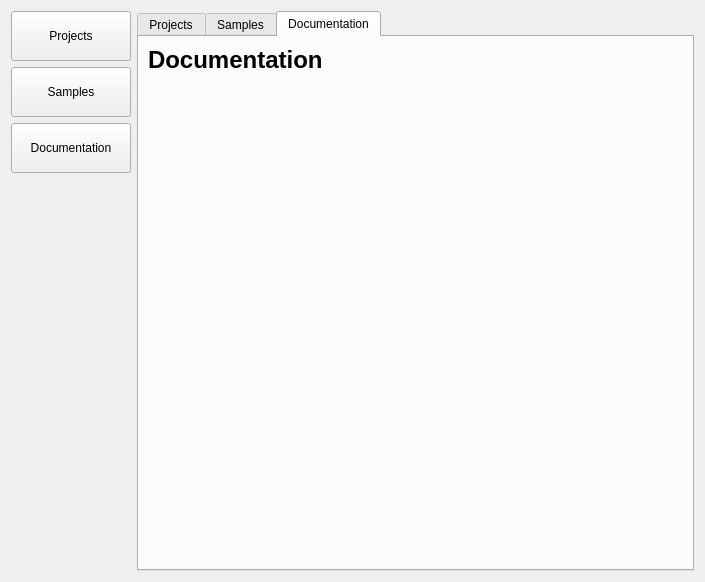
This is Code/Editor/EditorFramework/Dialogs/DashboardDlg.ui in ezEngine/ezEngine as Qt 5 draws it before an edit. The edited form follows.
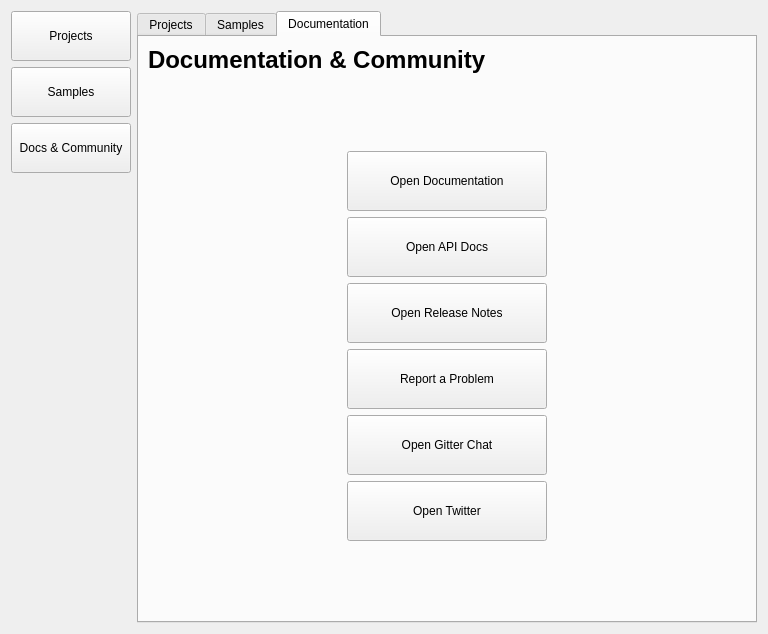
This is the edited form. The open tabs and pages were chosen to show the change. Icons and pictures are not drawn.

What changed in the file:
```diff
--- a/Code/Editor/EditorFramework/Dialogs/DashboardDlg.ui
+++ b/Code/Editor/EditorFramework/Dialogs/DashboardDlg.ui
@@ -6,8 +6,8 @@
    <rect>
     <x>0</x>
     <y>0</y>
-    <width>705</width>
-    <height>582</height>
+    <width>768</width>
+    <height>634</height>
    </rect>
   </property>
   <property name="windowTitle">
@@ -73,7 +73,7 @@
         </size>
        </property>
        <property name="text">
-        <string>Documentation</string>
+        <string>Docs &amp;&amp; Community</string>
        </property>
        <property name="checkable">
         <bool>true</bool>
@@ -308,26 +308,151 @@
       <attribute name="title">
        <string>Documentation</string>
       </attribute>
-      <layout class="QVBoxLayout" name="verticalLayout_4">
+      <layout class="QVBoxLayout" name="verticalLayout_6">
        <item>
         <widget class="QLabel" name="label_3">
          <property name="text">
-          <string>&lt;html&gt;&lt;head/&gt;&lt;body&gt;&lt;p&gt;&lt;span style=&quot; font-size:18pt; font-weight:600;&quot;&gt;Documentation&lt;/span&gt;&lt;/p&gt;&lt;/body&gt;&lt;/html&gt;</string>
+          <string>&lt;html&gt;&lt;head/&gt;&lt;body&gt;&lt;p&gt;&lt;span style=&quot; font-size:18pt; font-weight:600;&quot;&gt;Documentation &amp; Community&lt;/span&gt;&lt;/p&gt;&lt;/body&gt;&lt;/html&gt;</string>
          </property>
         </widget>
        </item>
        <item>
-        <spacer name="verticalSpacer">
-         <property name="orientation">
-          <enum>Qt::Vertical</enum>
-         </property>
-         <property name="sizeHint" stdset="0">
-          <size>
-           <width>20</width>
-           <height>443</height>
-          </size>
-         </property>
-        </spacer>
+        <layout class="QHBoxLayout" name="horizontalLayout_4">
+         <item>
+          <spacer name="horizontalSpacer_4">
+           <property name="orientation">
+            <enum>Qt::Horizontal</enum>
+           </property>
+           <property name="sizeHint" stdset="0">
+            <size>
+             <width>40</width>
+             <height>20</height>
+            </size>
+           </property>
+          </spacer>
+         </item>
+         <item>
+          <layout class="QVBoxLayout" name="verticalLayout_4">
+           <item>
+            <spacer name="verticalSpacer_4">
+             <property name="orientation">
+              <enum>Qt::Vertical</enum>
+             </property>
+             <property name="sizeHint" stdset="0">
+              <size>
+               <width>20</width>
+               <height>38</height>
+              </size>
+             </property>
+            </spacer>
+           </item>
+           <item>
+            <widget class="QPushButton" name="OpenDocs">
+             <property name="minimumSize">
+              <size>
+               <width>200</width>
+               <height>60</height>
+              </size>
+             </property>
+             <property name="text">
+              <string>Open Documentation</string>
+             </property>
+            </widget>
+           </item>
+           <item>
+            <widget class="QPushButton" name="OpenApiDocs">
+             <property name="minimumSize">
+              <size>
+               <width>200</width>
+               <height>60</height>
+              </size>
+             </property>
+             <property name="text">
+              <string>Open API Docs</string>
+             </property>
+            </widget>
+           </item>
+           <item>
+            <widget class="QPushButton" name="OpenReleaseNotes">
+             <property name="minimumSize">
+              <size>
+               <width>200</width>
+               <height>60</height>
+              </size>
+             </property>
+             <property name="text">
+              <string>Open Release Notes</string>
+             </property>
+            </widget>
+           </item>
+           <item>
+            <widget class="QPushButton" name="ReportProblem">
+             <property name="minimumSize">
+              <size>
+               <width>200</width>
+               <height>60</height>
+              </size>
+             </property>
+             <property name="text">
+              <string>Report a Problem</string>
+             </property>
+            </widget>
+           </item>
+           <item>
+            <widget class="QPushButton" name="OpenGitter">
+             <property name="minimumSize">
+              <size>
+               <width>200</width>
+               <height>60</height>
+              </size>
+             </property>
+             <property name="text">
+              <string>Open Gitter Chat</string>
+             </property>
+            </widget>
+           </item>
+           <item>
+            <widget class="QPushButton" name="OpenTwitter">
+             <property name="minimumSize">
+              <size>
+               <width>200</width>
+               <height>60</height>
+              </size>
+             </property>
+             <property name="text">
+              <string>Open Twitter</string>
+             </property>
+            </widget>
+           </item>
+           <item>
+            <spacer name="verticalSpacer">
+             <property name="orientation">
+              <enum>Qt::Vertical</enum>
+             </property>
+             <property name="sizeHint" stdset="0">
+              <size>
+               <width>20</width>
+               <height>38</height>
+              </size>
+             </property>
+            </spacer>
+           </item>
+          </layout>
+         </item>
+         <item>
+          <spacer name="horizontalSpacer_5">
+           <property name="orientation">
+            <enum>Qt::Horizontal</enum>
+           </property>
+           <property name="sizeHint" stdset="0">
+            <size>
+             <width>40</width>
+             <height>20</height>
+            </size>
+           </property>
+          </spacer>
+         </item>
+        </layout>
        </item>
       </layout>
      </widget>
```
Left out of the diff: 48 changed lines with no effect on the pictures.
